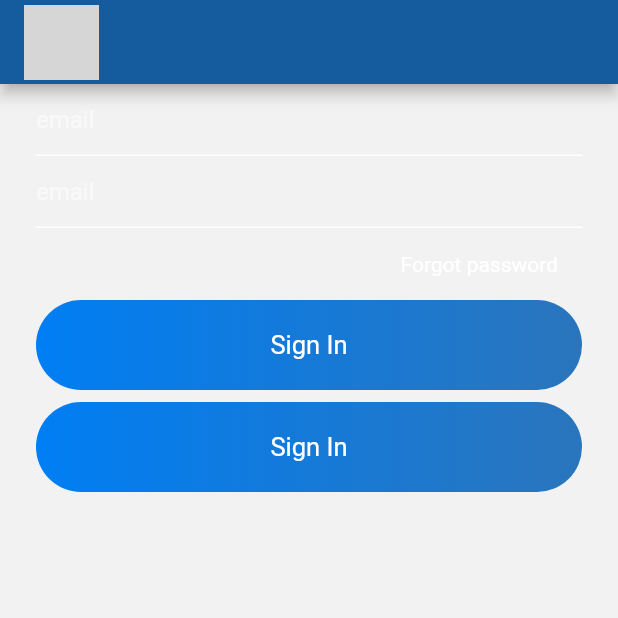
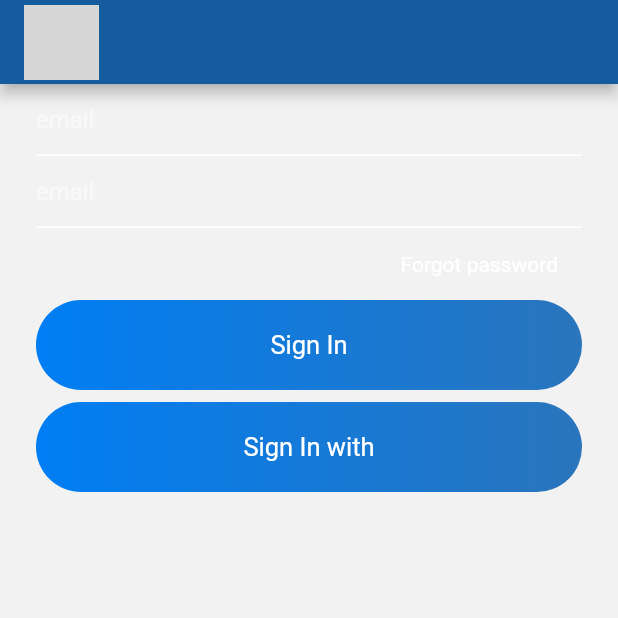
Before and after one commit to vedantpople4/Chat_SignIn_SingUp, a Flutter app: the screen it shows after launch, on a phone screen of 412 x 824 dp, the top half of it. Run offline on Flutter 3.47's test engine with Material 2 defaults, Android fonts, the phone set to English and light mode, and no system bars; grey boxes are pictures that could not be loaded.

Commit message:
Update signin.dart

```diff
--- a/lib/views/signin.dart
+++ b/lib/views/signin.dart
@@ -62,7 +62,7 @@ class _SignInState extends State<SignIn> {
                   ]),
                   borderRadius: BorderRadius.circular(30),
                 ),
-                child: Text("Sign In",
+                child: Text("Sign In with",
                     style: TextStyle(
                       color: Colors.white,
                       fontSize: 17,
```
